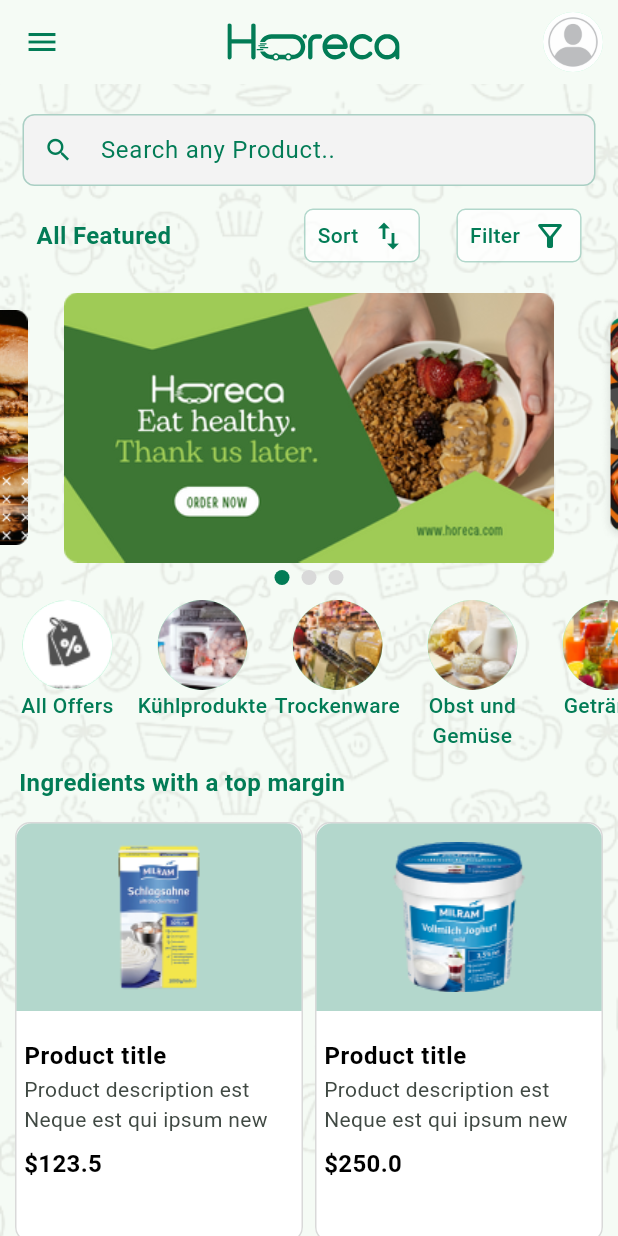
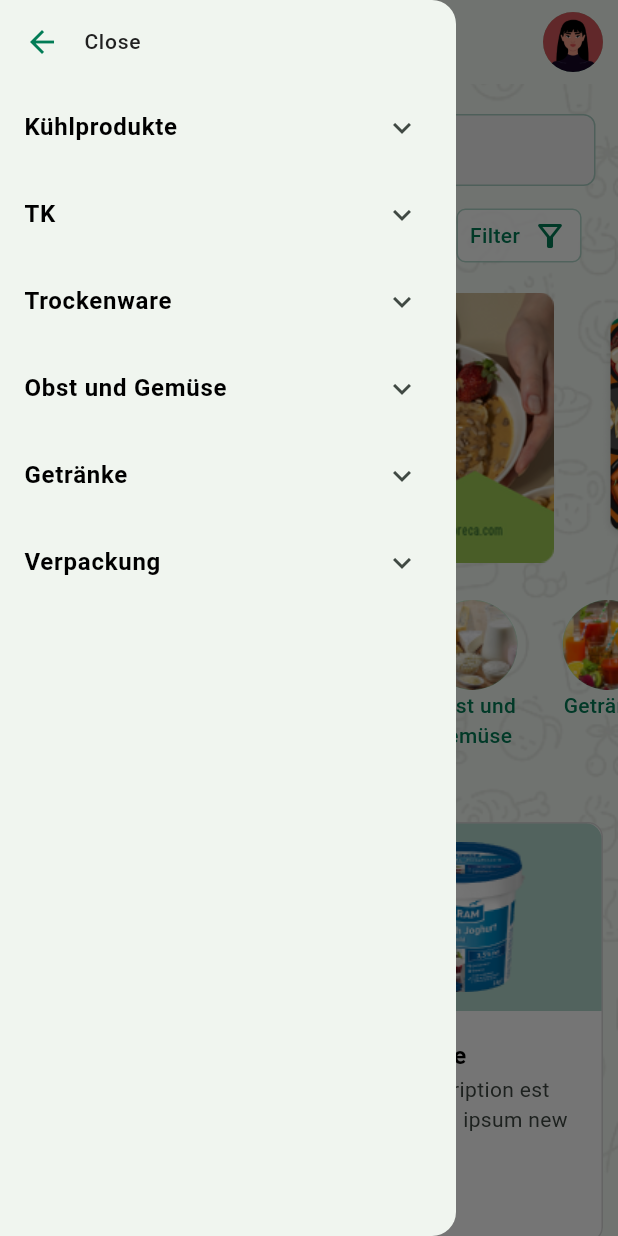
Before and after one commit to ammardev99/Horeca_App, a Flutter app: the Home screen opened directly, with the side drawer open (before the commit the screen has no drawer), on a phone screen of 412 x 824 dp. Run offline on Flutter 3.47's test engine with Material 3 defaults, Android fonts, the phone set to English and light mode, and no system bars; drawn by our look-alikes of carousel_slider, smooth_page_indicator; our stand-ins replace animated_splash_screen, awesome_bottom_bar, flutter_svg, get, image_picker; project files that could hold a hidden picture were left out.

Commit message:
setting, image picker and drawer

```diff
--- a/lib/screens/horeca/appbar.dart
+++ b/lib/components/appbar.dart
@@ -4,12 +4,11 @@ import 'package:horeca/components/widgets.dart';
 
 AppBar horecaAppBar() {
   return AppBar(
-    leading: IconButton(
-        onPressed: () {},
-        icon: Icon(
-          Icons.menu,
-          color: primaryColor,
-        )),
+    leading: DrawerButton(
+      style: ButtonStyle(
+        iconColor: MaterialStatePropertyAll(primaryColor)
+      ),
+    ),
     centerTitle: true,
     title: getSVGLogo(25),
     actions: [
@@ -21,7 +20,7 @@ AppBar horecaAppBar() {
   );
 }
 
-AppBar titleAppBar(String title) {
+AppBar innerTitleAppBar(String title) {
   return AppBar(
     leading: BackButton(
       color: primaryColor,
@@ -31,3 +30,11 @@ AppBar titleAppBar(String title) {
     elevation: 1,
   );
 }
+
+AppBar mainTitleAppBar(String title) {
+  return AppBar(
+    title: myHeading(title, true, primaryColor),
+    centerTitle: true,
+    elevation: 1,
+  );
+}
--- /dev/null
+++ b/lib/components/drawer.dart
@@ -0,0 +1,93 @@
+import 'package:flutter/material.dart';
+import 'package:horeca/components/assets.dart';
+import 'package:horeca/components/widgets.dart';
+
+Drawer myDrawer(BuildContext context) {
+  return Drawer(
+    child: SingleChildScrollView(
+      scrollDirection: Axis.vertical,
+      physics: const BouncingScrollPhysics(),
+      child: Column(
+            children: [
+      // close
+      ListTile(
+        leading: Icon(Icons.arrow_back, color: primaryColor,),
+        title: info("Close", false, blackColor),
+        onTap: () {
+          Navigator.pop(context);
+        },
+      ),
+      // Option
+      ExpansionTile(
+        title: myHeading("Kühlprodukte", false),
+        childrenPadding: const EdgeInsets.only(left: 20),
+        children: [
+          drawerOption("Milchprodukte",),
+          drawerOption("Fleischprodukte"),
+          drawerOption("Kartoffel-/Teigprodukte"),
+        ],
+      ),
+      // Option
+      ExpansionTile(
+        title: myHeading("TK", false),
+        childrenPadding: const EdgeInsets.only(left: 20),
+        children: [
+          drawerOption("Milchprodukte",),
+          drawerOption("Fleischprodukte"),
+          drawerOption("Kartoffel-/Teigprodukte"),
+        ],
+      ),
+      // Option
+      ExpansionTile(
+        title: myHeading("Trockenware", false),
+        childrenPadding: const EdgeInsets.only(left: 20),
+        children: [
+          drawerOption("Milchprodukte",),
+          drawerOption("Fleischprodukte"),
+          drawerOption("Kartoffel-/Teigprodukte"),
+        ],
+      ),
+      // Option
+      ExpansionTile(
+        title: myHeading("Obst und Gemüse", false),
+        childrenPadding: const EdgeInsets.only(left: 20),
+        children: [
+          drawerOption("Milchprodukte",),
+          drawerOption("Fleischprodukte"),
+          drawerOption("Kartoffel-/Teigprodukte"),
+        ],
+      ),
+      // Option
+      ExpansionTile(
+        title: myHeading("Getränke", false),
+        childrenPadding: const EdgeInsets.only(left: 20),
+        children: [
+          drawerOption("Milchprodukte",),
+          drawerOption("Fleischprodukte"),
+          drawerOption("Kartoffel-/Teigprodukte"),
+        ],
+      ),
+      // Option
+      ExpansionTile(
+        title: myHeading("Verpackung", false),
+        childrenPadding: const EdgeInsets.only(left: 20),
+        children: [
+          drawerOption("Milchprodukte",),
+          drawerOption("Fleischprodukte"),
+          drawerOption("Kartoffel-/Teigprodukte"),
+        ],
+      ),
+            ],
+          ),
+    ),
+  );
+}
+
+Widget drawerOption(String label) {
+  return ListTile(
+    title: info(label, false, blackColor),
+    onTap: () {},
+    splashColor: primaryLightColor,
+    contentPadding: const EdgeInsets.only(left: 10),
+  );
+}
--- a/lib/screens/horeca/home.dart
+++ b/lib/screens/horeca/home.dart
@@ -1,16 +1,16 @@
 import 'package:carousel_slider/carousel_slider.dart';
 import 'package:flutter/material.dart';
 import 'package:horeca/components/assets.dart';
+import 'package:horeca/components/drawer.dart';
 import 'package:horeca/components/widgets.dart';
 import 'package:horeca/models/product.dart';
-import 'package:horeca/screens/horeca/appbar.dart';
+import 'package:horeca/components/appbar.dart';
 import 'package:smooth_page_indicator/smooth_page_indicator.dart';
 
 import 'inner screens/product_widget.dart';
 
 class Home extends StatefulWidget {
   const Home({super.key});
-
   @override
   State<Home> createState() => _HomeState();
 }
@@ -32,6 +32,9 @@ class _HomeState extends State<Home> {
   Widget build(BuildContext context) {
     return Scaffold(
         appBar: horecaAppBar(),
+        drawer:
+           myDrawer(context),
+
         body: Container(
 // set background image
           decoration: const BoxDecoration(
--- a/lib/screens/horeca/inner screens/address_details.dart
+++ b/lib/screens/horeca/inner screens/address_details.dart
@@ -2,7 +2,7 @@ import 'package:flutter/material.dart';
 import 'package:horeca/components/assets.dart';
 import 'package:horeca/components/widgets.dart';
 import 'package:horeca/screens/horeca.dart';
-import 'package:horeca/screens/horeca/appbar.dart';
+import 'package:horeca/components/appbar.dart';
 
 class AddressDetails extends StatefulWidget {
   const AddressDetails({super.key});
@@ -16,7 +16,7 @@ class _AddressDetailsState extends State<AddressDetails> {
   Widget build(BuildContext context) {
     return SafeArea(
         child: Scaffold(
-      appBar: titleAppBar("Address Details"),
+      appBar: innerTitleAppBar("Address Details"),
       body: SingleChildScrollView(
         padding: const EdgeInsets.all(15),
         scrollDirection: Axis.vertical,
--- a/lib/screens/horeca/inner screens/order_history.dart
+++ b/lib/screens/horeca/inner screens/order_history.dart
@@ -1,6 +1,6 @@
 import 'package:flutter/material.dart';
 import 'package:horeca/components/widgets.dart';
-import 'package:horeca/screens/horeca/appbar.dart';
+import 'package:horeca/components/appbar.dart';
 
 class OrderHistory extends StatelessWidget {
   const OrderHistory({super.key});
@@ -9,7 +9,7 @@ class OrderHistory extends StatelessWidget {
   Widget build(BuildContext context) {
     return SafeArea(
         child: Scaffold(
-      appBar: titleAppBar('Order History'),
+      appBar: innerTitleAppBar('Order History'),
       // AppBar(
       //   title: myHeading("Order History", true, primaryColor),
       //   centerTitle: true,
--- a/pubspec.yaml
+++ b/pubspec.yaml
@@ -41,6 +41,7 @@ dependencies:
   get: ^4.6.6
   awesome_bottom_bar: ^1.2.4
   carousel_slider: ^4.2.1
+  image_picker: ^1.1.1
 
 dev_dependencies:
   flutter_test:
```
Also changed, not shown: lib/components/widgets.dart (+14 -10 lines), lib/screens/horeca/products.dart (+15 -18 lines), lib/screens/horeca/profile.dart (+2 -7 lines), lib/screens/horeca/setting.dart (+104 -4 lines), assets/png/profile.png, pubspec.lock, 5 other files.
